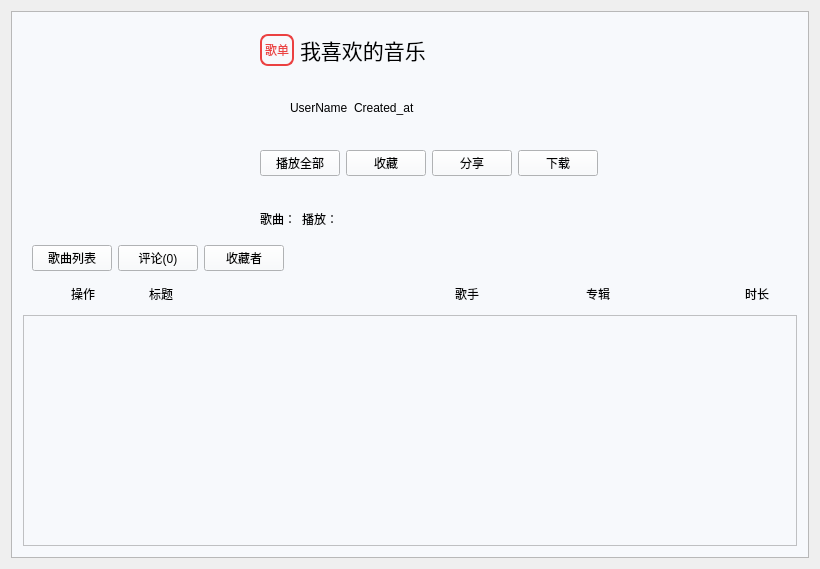
The window that MusicPlayer/Playlist.ui (Yupureki-code/MusicPlayer) describes before a commit, drawn with Qt 5.
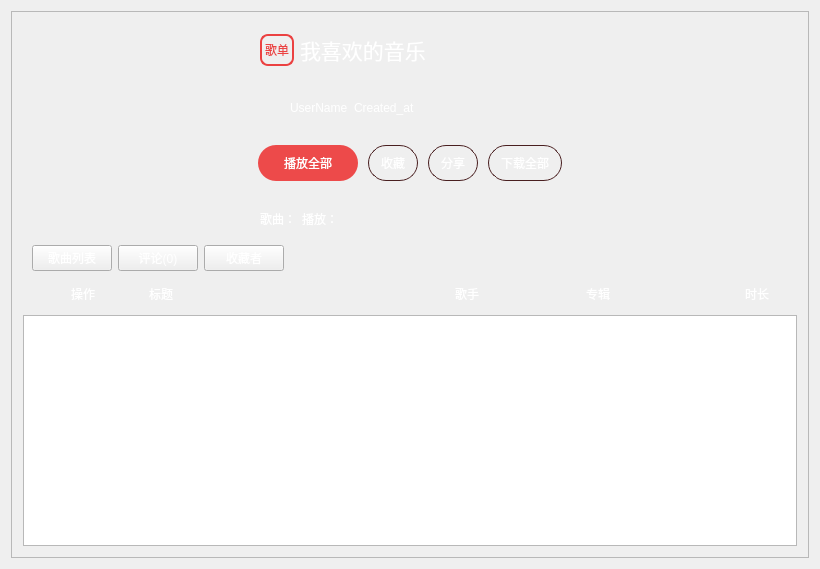
The same window after the commit. Icons and pictures are not drawn.

```diff
--- a/MusicPlayer/Playlist.ui
+++ b/MusicPlayer/Playlist.ui
@@ -29,8 +29,7 @@
        </rect>
       </property>
       <property name="styleSheet">
-       <string notr="true">background-color: #F7F9FC;
-color: rgb(0, 0, 0);</string>
+       <string notr="true">color: rgb(255, 255, 255);</string>
       </property>
       <layout class="QVBoxLayout" name="verticalLayout_2">
        <item>
@@ -237,11 +236,46 @@
                 <item>
                  <widget class="QWidget" name="songOption" native="true">
                   <property name="styleSheet">
-                   <string notr="true"/>
+                   <string notr="true">QPushButton
+{
+	border-radius: 18px; 
+}</string>
                   </property>
                   <layout class="QHBoxLayout" name="horizontalLayout_4">
+                   <property name="spacing">
+                    <number>10</number>
+                   </property>
+                   <property name="leftMargin">
+                    <number>9</number>
+                   </property>
+                   <property name="topMargin">
+                    <number>0</number>
+                   </property>
+                   <property name="rightMargin">
+                    <number>0</number>
+                   </property>
+                   <property name="bottomMargin">
+                    <number>0</number>
+                   </property>
                    <item>
                     <widget class="QPushButton" name="playAll">
+                     <property name="minimumSize">
+                      <size>
+                       <width>100</width>
+                       <height>36</height>
+                      </size>
+                     </property>
+                     <property name="maximumSize">
+                      <size>
+                       <width>100</width>
+                       <height>36</height>
+                      </size>
+                     </property>
+                     <property name="styleSheet">
+                      <string notr="true">background-color: #ED4A4A;
+padding-left:16px;
+padding-right:16px;</string>
+                     </property>
                      <property name="text">
                       <string>播放全部</string>
                      </property>
@@ -249,6 +283,23 @@
                    </item>
                    <item>
                     <widget class="QPushButton" name="favoriteAll">
+                     <property name="minimumSize">
+                      <size>
+                       <width>0</width>
+                       <height>36</height>
+                      </size>
+                     </property>
+                     <property name="maximumSize">
+                      <size>
+                       <width>16777215</width>
+                       <height>36</height>
+                      </size>
+                     </property>
+                     <property name="styleSheet">
+                      <string notr="true">border:1px solid #491F20;
+padding-left:12px;
+padding-right:12px;</string>
+                     </property>
                      <property name="text">
                       <string>收藏</string>
                      </property>
@@ -256,6 +307,23 @@
                    </item>
                    <item>
                     <widget class="QPushButton" name="shallAll">
+                     <property name="minimumSize">
+                      <size>
+                       <width>0</width>
+                       <height>36</height>
+                      </size>
+                     </property>
+                     <property name="maximumSize">
+                      <size>
+                       <width>16777215</width>
+                       <height>36</height>
+                      </size>
+                     </property>
+                     <property name="styleSheet">
+                      <string notr="true">border:1px solid #491F20;
+padding-left:12px;
+padding-right:12px;</string>
+                     </property>
                      <property name="text">
                       <string>分享</string>
                      </property>
@@ -263,8 +331,29 @@
                    </item>
                    <item>
                     <widget class="QPushButton" name="downloadAll">
+                     <property name="minimumSize">
+                      <size>
+                       <width>0</width>
+                       <height>36</height>
+                      </size>
+                     </property>
+                     <property name="maximumSize">
+                      <size>
+                       <width>16777215</width>
+                       <height>36</height>
+                      </size>
+                     </property>
+                     <property name="styleSheet">
+                      <string notr="true">border:1px solid #491F20;
+padding-left:12px;
+padding-right:12px;</string>
+                     </property>
                      <property name="text">
-                      <string>下载</string>
+                      <string>下载全部</string>
+                     </property>
+                     <property name="icon">
+                      <iconset resource="MusicPlayer.qrc">
+                       <normaloff>:/image/image/local.png</normaloff>:/image/image/local.png</iconset>
                      </property>
                     </widget>
                    </item>
```
Left out of the diff: 16 changed lines with no effect on the pictures.
